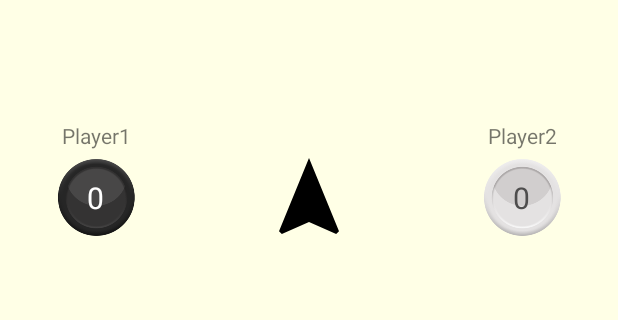
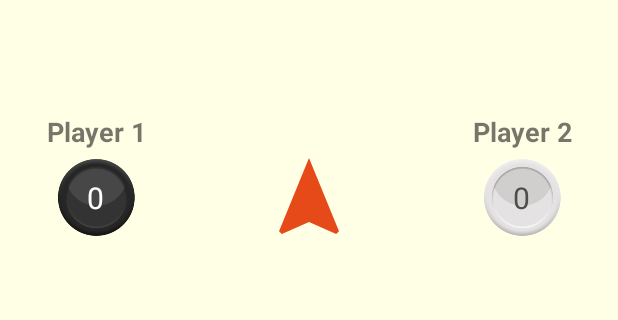
Before and after one commit to xcesco/reversi-android, an Android app: the GameActivity screen opened directly, with no data from a screen before it, on a phone screen of 412 x 824 dp, the part 222-542 px from its top. Run offline under Robolectric (Android 15) with nearby library versions, the phone set to English and light mode, and no system bars; our stand-ins replace ButterKnife; 5 statements that could not run were skipped.

Commit message:
reversi-android-#3 Manage current player

```diff
--- a/app/src/main/java/it/fmt/games/reversi/android/GameActivity.java
+++ b/app/src/main/java/it/fmt/games/reversi/android/GameActivity.java
@@ -7,12 +7,12 @@ import android.graphics.drawable.Drawable;
 import android.os.Bundle;
 import android.util.Log;
 import android.view.View;
+import android.widget.ImageView;
 import android.widget.TextView;
 
 import androidx.appcompat.app.AlertDialog;
 import androidx.appcompat.app.AppCompatActivity;
 
-import java.text.MessageFormat;
 import java.util.ArrayList;
 import java.util.List;
 
@@ -36,6 +36,15 @@ public class GameActivity extends AppCompatActivity implements GameRenderer, Vie
 
     private static final String GAME_TYPE = "game_type";
 
+    @BindView(R.id.ivPlayerSelector)
+    ImageView ivPlayerSelector;
+
+    @BindView(R.id.tvPlayer1Title)
+    TextView tvPlayer1Title;
+
+    @BindView(R.id.tvPlayer2Title)
+    TextView tvPlayer2Title;
+
     @BindView(R.id.tvPlayer1Score)
     TextView blackNum;
 
@@ -50,6 +59,7 @@ public class GameActivity extends AppCompatActivity implements GameRenderer, Vie
     private Drawable blackPiece;
     private Player1 player1;
     private Player2 player2;
+    private float rotationAngle;
 
 
     public static Intent createIntent(Context context, String gameType) {
@@ -67,13 +77,15 @@ public class GameActivity extends AppCompatActivity implements GameRenderer, Vie
 
         whitePiece = getDrawable(R.drawable.white_256);
         blackPiece = this.getDrawable(R.drawable.black_256);
+        rotationAngle = -90f;
 
-        String type=getIntent().getStringExtra(GAME_TYPE);
+        String type = getIntent().getStringExtra(GAME_TYPE);
 
         switch (type) {
             case "1":
                 player1 = PlayerFactory.createUserPlayer1();
                 player2 = PlayerFactory.createUserPlayer2();
+
                 break;
             case "2":
                 player1 = PlayerFactory.createUserPlayer1();
@@ -88,6 +100,8 @@ public class GameActivity extends AppCompatActivity implements GameRenderer, Vie
                 player2 = PlayerFactory.createRoboPlayer2(new AndroidPlayer());
                 break;
         }
+        if (!player1.isHumanPlayer()) tvPlayer1Title.setText("CPU");
+        if (!player2.isHumanPlayer()) tvPlayer2Title.setText("CPU");
 
         gameLogic = new GameLogicThread(this, player1, player2, this);
         gameLogic.start();
@@ -104,13 +118,15 @@ public class GameActivity extends AppCompatActivity implements GameRenderer, Vie
     public void render(GameSnapshot gameSnapshot) {
         Log.i("RENDER", "draw");
         final boolean showHints = showHints(gameSnapshot.getActivePiece());
-        this.blackNum.setText(""+gameSnapshot.getScore().getPlayer1Score());
-        this.whiteNum.setText(""+gameSnapshot.getScore().getPlayer2Score());
+        this.blackNum.setText("" + gameSnapshot.getScore().getPlayer1Score());
+        this.whiteNum.setText("" + gameSnapshot.getScore().getPlayer2Score());
         final List<Coordinates> availableMoves = gameSnapshot.getAvailableMoves().getMovesActivePlayer();
         final List<Coordinates> capturedMoves = gameSnapshot.getLastMove() != null ? gameSnapshot.getLastMove().getCapturedEnemyPiecesCoords() : new ArrayList<>();
 
+        animatePlayerSelection(gameSnapshot);
+
         gameSnapshot.getBoard().getCellStream().forEach(item -> {
-            Coordinates coords=item.getCoordinates();
+            Coordinates coords = item.getCoordinates();
             GridViewItem view = (GridViewItem) appGridLayout.getChildAt(coords.getRow() * Board.BOARD_SIZE + coords.getColumn());
             view.setOnClickListener(GameActivity.this);
             view.setTag(coords);
@@ -124,14 +140,14 @@ public class GameActivity extends AppCompatActivity implements GameRenderer, Vie
                     break;
                 case PLAYER_1:
                     if (capturedMoves.indexOf(coords) >= 0) {
-                        changeImage(view, whitePiece, blackPiece, 500);
+                        animatePieceFlip(view, whitePiece, blackPiece, 500);
                     } else {
                         view.setImageDrawable(blackPiece);
                     }
                     break;
                 case PLAYER_2:
                     if (capturedMoves.indexOf(coords) >= 0) {
-                        changeImage(view, blackPiece, whitePiece, 500);
+                        animatePieceFlip(view, blackPiece, whitePiece, 500);
                     } else {
                         view.setImageDrawable(whitePiece);
                     }
@@ -144,7 +160,12 @@ public class GameActivity extends AppCompatActivity implements GameRenderer, Vie
         }
     }
 
-    private void changeImage(GridViewItem view, Drawable startPiece, Drawable endkPiece, int animDuration) {
+    private void animatePlayerSelection(GameSnapshot gameSnapshot) {
+        ivPlayerSelector.animate().setDuration(600).rotation(rotationAngle).start();
+        rotationAngle *= -1;
+    }
+
+    private void animatePieceFlip(GridViewItem view, Drawable startPiece, Drawable endkPiece, int animDuration) {
         view.setImageDrawable(startPiece);
         view.setScaleY(1.0f);
         view.animate().setDuration(animDuration / 2).scaleY(0.f).setListener(new Animator.AnimatorListener() {
--- a/app/src/main/res/drawable-anydpi/ic_navigation.xml
+++ b/app/src/main/res/drawable-anydpi/ic_navigation.xml
@@ -4,6 +4,6 @@
         android:viewportWidth="24.0"
         android:viewportHeight="24.0">
     <path
-        android:fillColor="#FF000000"
+        android:fillColor="#E64A19"
         android:pathData="M12,2L4.5,20.29l0.71,0.71L12,18l6.79,3 0.71,-0.71z"/>
 </vector>
--- a/app/src/main/res/layout/activity_game.xml
+++ b/app/src/main/res/layout/activity_game.xml
@@ -89,14 +89,13 @@
             app:srcCompat="@drawable/ic_navigation" />
 
 
-
-
-
         <TextView
             android:id="@+id/tvPlayer1Title"
             android:layout_width="wrap_content"
             android:layout_height="wrap_content"
-            android:text="Player1"
+            android:text="Player 1"
+            android:textSize="18sp"
+            android:textStyle="bold"
             app:layout_constraintBottom_toTopOf="@+id/imageView2"
             app:layout_constraintEnd_toEndOf="@+id/imageView2"
             app:layout_constraintStart_toStartOf="@+id/imageView2" />
@@ -105,7 +104,9 @@
             android:id="@+id/tvPlayer2Title"
             android:layout_width="wrap_content"
             android:layout_height="wrap_content"
-            android:text="Player2"
+            android:text="Player 2"
+            android:textSize="18sp"
+            android:textStyle="bold"
             app:layout_constraintBottom_toTopOf="@+id/imageView3"
             app:layout_constraintEnd_toEndOf="@+id/imageView3"
             app:layout_constraintStart_toStartOf="@+id/imageView3" />
```
